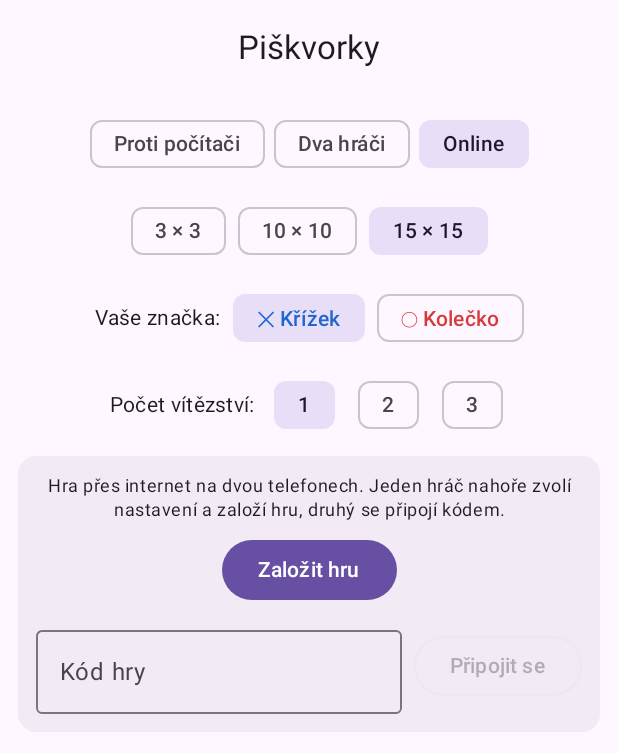
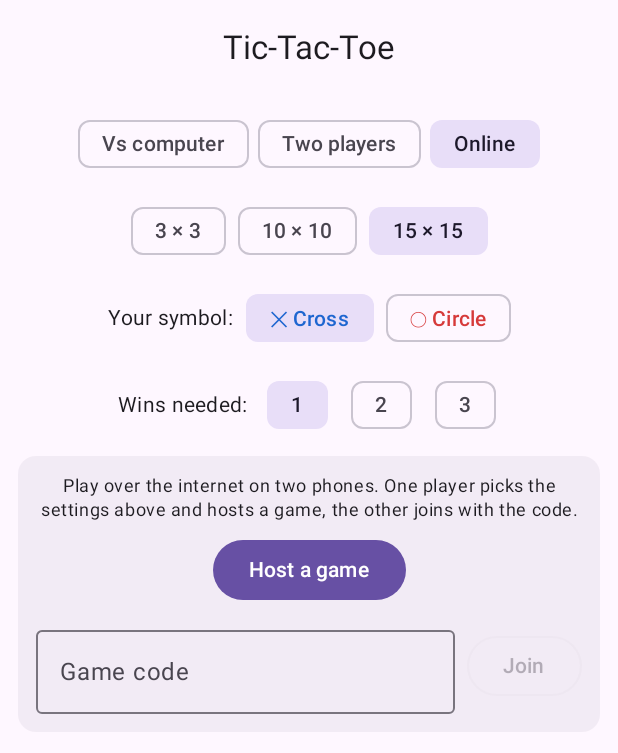
Before and after one commit to luven79/Claud, an Android app built with Jetpack Compose: the screen it shows after launch (MainActivity), after a tap on "Online", on a phone screen of 412 x 824 dp. Shown: the top 753 px of the screen. Run offline under Robolectric (Android 15) with nearby library versions, the phone set to English and light mode, and no system bars; 2 other taps on this screen came first.

Commit message:
Add English translation; Czech moves to values-cs
Co-Authored-By: Claude Fable 5.2 <noreply@anthropic.com>
Claude-Session: https://claude.ai/code/session_019ZAvcPZV5juyohVSgBkJHg

```diff
--- a/app/src/main/res/values/strings.xml
+++ b/app/src/main/res/values/strings.xml
@@ -1,50 +1,50 @@
 <?xml version="1.0" encoding="utf-8"?>
 <resources>
-    <string name="app_name">Piškvorky</string>
-    <string name="mode_vs_computer">Proti počítači</string>
-    <string name="mode_two_players">Dva hráči</string>
+    <string name="app_name">Tic-Tac-Toe</string>
+    <string name="mode_vs_computer">Vs computer</string>
+    <string name="mode_two_players">Two players</string>
     <string name="mode_online">Online</string>
-    <string name="board_size">%1$d × %1$d</string>
-    <string name="new_game">Nová hra</string>
-    <string name="next_game">Další hra</string>
-    <string name="new_match">Nový zápas</string>
-    <string name="target_wins">Počet vítězství:</string>
-    <string name="undo">Vrátit tah</string>
-    <string name="rules_five">Vyhrává, kdo jako první spojí 5 značek v řadě.</string>
-    <string name="rules_three">Vyhrává, kdo jako první spojí 3 značky v řadě.</string>
-    <string name="status_turn">Na tahu je hráč %1$s</string>
-    <string name="status_your_turn">Jste na tahu (%1$s)</string>
-    <string name="status_thinking">Počítač přemýšlí…</string>
-    <string name="status_win">Vyhrál hráč %1$s!</string>
-    <string name="status_you_win">Vyhráli jste!</string>
-    <string name="status_computer_win">Vyhrál počítač.</string>
-    <string name="status_win_match">Zápas vyhrál hráč %1$s!</string>
-    <string name="status_you_win_match">Vyhráli jste celý zápas!</string>
-    <string name="status_computer_win_match">Zápas vyhrál počítač.</string>
-    <string name="status_draw">Remíza – deska je plná.</string>
-    <string name="score_you">Vy (%1$s)</string>
-    <string name="score_computer">Počítač (%1$s)</string>
-    <string name="score_player">Hráč %1$s</string>
-    <string name="symbol_yours">Vaše značka:</string>
-    <string name="symbol_starts">Začíná:</string>
-    <string name="symbol_x">✕ Křížek</string>
-    <string name="symbol_o">◯ Kolečko</string>
-    <string name="status_opponent_turn">Na tahu je soupeř…</string>
-    <string name="status_opponent_win">Vyhrál soupeř.</string>
-    <string name="status_opponent_win_match">Zápas vyhrál soupeř.</string>
-    <string name="score_opponent">Soupeř (%1$s)</string>
-    <string name="online_intro">Hra přes internet na dvou telefonech. Jeden hráč nahoře zvolí nastavení a založí hru, druhý se připojí kódem.</string>
-    <string name="online_host">Založit hru</string>
-    <string name="online_join">Připojit se</string>
-    <string name="online_code_label">Kód hry</string>
-    <string name="online_connecting">Připojování…</string>
-    <string name="online_code_title">Kód hry – sdělte ho soupeři:</string>
-    <string name="online_waiting_opponent">Čekám, až se soupeř připojí…</string>
-    <string name="online_waiting_host">Připojeno ke hře %1$s, čekám na soupeře…\nPokud se nic neděje, zkontrolujte kód.</string>
-    <string name="online_playing">Hra %1$s</string>
-    <string name="online_leave">Odejít</string>
-    <string name="online_cancel">Zrušit</string>
-    <string name="online_close">Zavřít</string>
-    <string name="online_opponent_left">Soupeř hru opustil.</string>
-    <string name="online_error">Zprávu se nepodařilo odeslat. Zkontrolujte připojení k internetu a založte hru znovu.</string>
+    <string name="board_size" translatable="false">%1$d × %1$d</string>
+    <string name="new_game">New game</string>
+    <string name="next_game">Next game</string>
+    <string name="new_match">New match</string>
+    <string name="target_wins">Wins needed:</string>
+    <string name="undo">Undo</string>
+    <string name="rules_five">The first player to get 5 in a row wins.</string>
+    <string name="rules_three">The first player to get 3 in a row wins.</string>
+    <string name="status_turn">Player %1$s to move</string>
+    <string name="status_your_turn">Your turn (%1$s)</string>
+    <string name="status_thinking">Computer is thinking…</string>
+    <string name="status_win">Player %1$s wins!</string>
+    <string name="status_you_win">You win!</string>
+    <string name="status_computer_win">The computer wins.</string>
+    <string name="status_win_match">Player %1$s wins the match!</string>
+    <string name="status_you_win_match">You win the whole match!</string>
+    <string name="status_computer_win_match">The computer wins the match.</string>
+    <string name="status_draw">Draw – the board is full.</string>
+    <string name="score_you">You (%1$s)</string>
+    <string name="score_computer">Computer (%1$s)</string>
+    <string name="score_player">Player %1$s</string>
+    <string name="symbol_yours">Your symbol:</string>
+    <string name="symbol_starts">Starts:</string>
+    <string name="symbol_x">✕ Cross</string>
+    <string name="symbol_o">◯ Circle</string>
+    <string name="status_opponent_turn">Opponent\'s turn…</string>
+    <string name="status_opponent_win">Your opponent wins.</string>
+    <string name="status_opponent_win_match">Your opponent wins the match.</string>
+    <string name="score_opponent">Opponent (%1$s)</string>
+    <string name="online_intro">Play over the internet on two phones. One player picks the settings above and hosts a game, the other joins with the code.</string>
+    <string name="online_host">Host a game</string>
+    <string name="online_join">Join</string>
+    <string name="online_code_label">Game code</string>
+    <string name="online_connecting">Connecting…</string>
+    <string name="online_code_title">Game code – share it with your opponent:</string>
+    <string name="online_waiting_opponent">Waiting for your opponent to join…</string>
+    <string name="online_waiting_host">Connected to game %1$s, waiting for the opponent…\nIf nothing happens, check the code.</string>
+    <string name="online_playing">Game %1$s</string>
+    <string name="online_leave">Leave</string>
+    <string name="online_cancel">Cancel</string>
+    <string name="online_close">Close</string>
+    <string name="online_opponent_left">Your opponent left the game.</string>
+    <string name="online_error">The message could not be sent. Check your internet connection and host the game again.</string>
 </resources>
```
Also changed, not shown: 1 other file.
